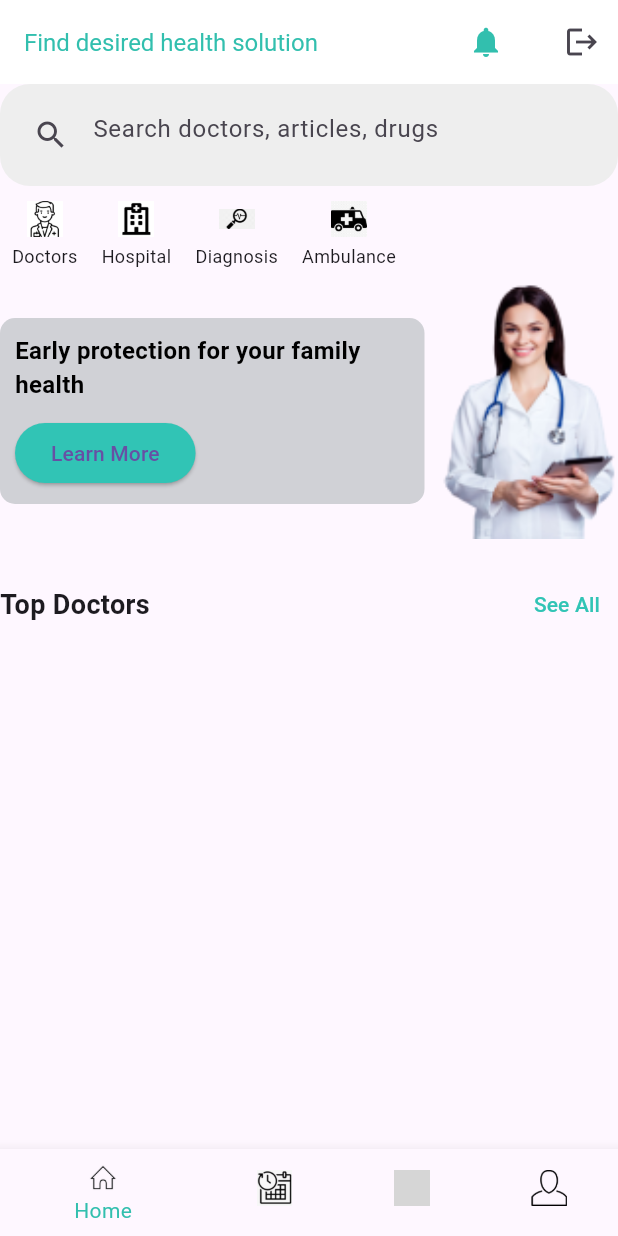
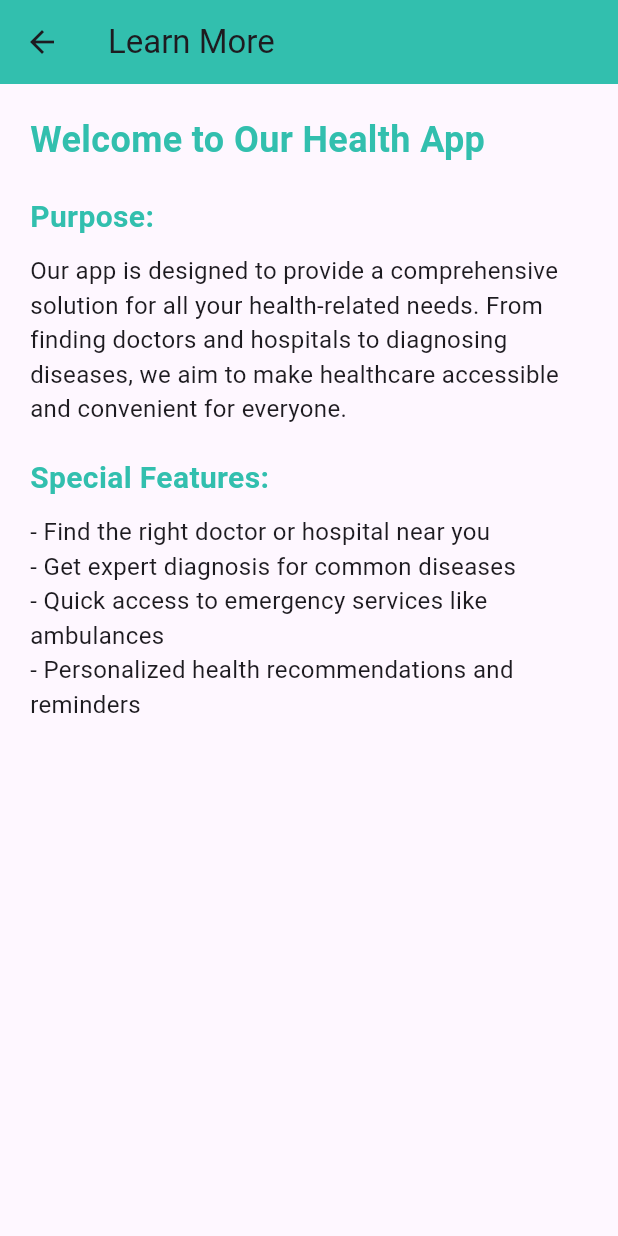
Before and after one commit to rohitvijayan1111/MEDCO, a Flutter app: the screen it shows once a user with an empty profile is signed in, after a tap on "Learn More", on a phone screen of 412 x 824 dp. Run offline on Flutter 3.47's test engine with Material 3 defaults, Android fonts, the light colour scheme and no system bars; our stand-ins replace animated_splash_screen, cloud_firestore, firebase_auth, firebase_core, loading_animation_widget; missing offline and left inert: tflite_flutter; accounts and stored records are empty; grey boxes are pictures that could not be loaded.

Commit message:
schedule, profile, home

```diff
--- /dev/null
+++ b/lib/Patient Pages/LearnmorePage.dart
@@ -0,0 +1,66 @@
+import 'package:flutter/material.dart';
+
+class LearnMorePage extends StatelessWidget {
+  const LearnMorePage({Key? key}) : super(key: key);
+
+  @override
+  Widget build(BuildContext context) {
+    return Scaffold(
+      appBar: AppBar(
+        title: Text('Learn More'),
+        backgroundColor: Color(0xFF32BFAE),
+      ),
+      body: Padding(
+        padding: const EdgeInsets.all(20.0),
+        child: Column(
+          crossAxisAlignment: CrossAxisAlignment.start,
+          children: [
+            Text(
+              'Welcome to Our Health App',
+              style: TextStyle(
+                fontSize: 24,
+                fontWeight: FontWeight.bold,
+                color: Color(0xFF32BFAE),
+              ),
+            ),
+            SizedBox(height: 20),
+            Text(
+              'Purpose:',
+              style: TextStyle(
+                fontSize: 20,
+                fontWeight: FontWeight.bold,
+                color: Color(0xFF32BFAE),
+              ),
+            ),
+            SizedBox(height: 10),
+            Text(
+              'Our app is designed to provide a comprehensive solution for all your health-related needs. From finding doctors and hospitals to diagnosing diseases, we aim to make healthcare accessible and convenient for everyone.',
+              style: TextStyle(
+                fontSize: 16,
+              ),
+            ),
+            SizedBox(height: 20),
+            Text(
+              'Special Features:',
+              style: TextStyle(
+                fontSize: 20,
+                fontWeight: FontWeight.bold,
+                color: Color(0xFF32BFAE),
+              ),
+            ),
+            SizedBox(height: 10),
+            Text(
+              '- Find the right doctor or hospital near you\n'
+              '- Get expert diagnosis for common diseases\n'
+              '- Quick access to emergency services like ambulances\n'
+              '- Personalized health recommendations and reminders\n',
+              style: TextStyle(
+                fontSize: 16,
+              ),
+            ),
+          ],
+        ),
+      ),
+    );
+  }
+}
--- a/lib/Patient Pages/home.dart
+++ b/lib/Patient Pages/home.dart
@@ -1,14 +1,17 @@
+import 'package:flutter/material.dart';
 import 'package:firebase_auth/firebase_auth.dart';
-import 'package:flutter/material.dart';
 import 'package:pdl/Common/Diseases/diabetes.dart';
-import 'package:pdl/Patient%20Pages/doctorspage.dart';
 import 'package:pdl/Patient%20Pages/ambulancepage.dart';
 import 'package:pdl/Patient%20Pages/doctortile.dart';
 import 'package:pdl/Patient%20Pages/hospitalpage.dart';
 import 'package:pdl/Patient%20Pages/patientdoctorlistingpage.dart';
+import 'package:pdl/Patient%20Pages/schedule.dart';
+import 'package:pdl/Patient%20Pages/LearnmorePage.dart';
+import 'package:pdl/Patient%20Pages/ProfilePage.dart'; // Import the ProfilePage
 
 class HomePage extends StatelessWidget {
-  const HomePage({super.key});
+  const HomePage({Key? key});
+
   void signUserOut() {
     if (FirebaseAuth.instance.currentUser != null) {
       FirebaseAuth.instance.signOut();
@@ -23,7 +26,9 @@ class HomePage extends StatelessWidget {
       appBar: AppBar(
         backgroundColor: Colors.white,
         elevation: 0,
-        actions: [IconButton(onPressed: signUserOut, icon: Icon(Icons.logout))],
+        actions: [
+          IconButton(onPressed: signUserOut, icon: Icon(Icons.logout))
+        ],
         title: Row(
           children: [
             Expanded(
@@ -37,9 +42,7 @@ class HomePage extends StatelessWidget {
             ),
             IconButton(
               icon: Icon(Icons.notifications),
-              onPressed: () {
-                // Handle notification tap
-              },
+              onPressed: () {},
               color: Color(0xFF32BFAE),
             ),
           ],
@@ -67,10 +70,8 @@ class HomePage extends StatelessWidget {
             child: Column(
               crossAxisAlignment: CrossAxisAlignment.start,
               children: [
-                SingleChildScrollView(
-                  scrollDirection: Axis.horizontal,
-                  child: Row(
-                    mainAxisAlignment: MainAxisAlignment.spaceBetween,
+                Row(
+                  mainAxisAlignment: MainAxisAlignment.spaceEvenly,
                   children: [
                     HealthButton(
                       iconAsset: 'assets/doctors.png',
@@ -79,7 +80,8 @@ class HomePage extends StatelessWidget {
                         Navigator.push(
                           context,
                           MaterialPageRoute(
-                                builder: (context) => PatientDoctorListing()),
+                            builder: (context) => PatientDoctorListing(),
+                          ),
                         );
                       },
                     ),
@@ -90,7 +92,8 @@ class HomePage extends StatelessWidget {
                         Navigator.push(
                           context,
                           MaterialPageRoute(
-                                builder: (context) => HospitalPage()),
+                            builder: (context) => HospitalPage(),
+                          ),
                         );
                       },
                     ),
@@ -101,7 +104,8 @@ class HomePage extends StatelessWidget {
                         Navigator.push(
                           context,
                           MaterialPageRoute(
-                                builder: (context) => DiabetesDetect()),
+                            builder: (context) => DiabetesDetect(),
+                          ),
                         );
                       },
                     ),
@@ -112,12 +116,12 @@ class HomePage extends StatelessWidget {
                         Navigator.push(
                           context,
                           MaterialPageRoute(
-                                builder: (context) => AmbulancePage()),
+                            builder: (context) => AmbulancePage(),
+                          ),
                         );
                       },
                     ),
                   ],
-                  ),
                 ),
                 SizedBox(height: 10),
                 Row(
@@ -144,11 +148,17 @@ class HomePage extends StatelessWidget {
                             ),
                             SizedBox(height: 10),
                             ElevatedButton(
-                              onPressed: () {},
+                              onPressed: () {
+                                Navigator.push(
+                                  context,
+                                  MaterialPageRoute(
+                                    builder: (context) => LearnMorePage(),
+                                  ),
+                                );
+                              },
                               child: Text('Learn More'),
                               style: ElevatedButton.styleFrom(
-                                backgroundColor:
-                                    Color.fromARGB(255, 49, 196, 181),
+                                backgroundColor: Color(0xFF32BFAE),
                               ),
                             ),
                           ],
@@ -181,7 +191,8 @@ class HomePage extends StatelessWidget {
                         Navigator.push(
                           context,
                           MaterialPageRoute(
-                              builder: (context) => DoctorsPage()),
+                            builder: (context) => PatientDoctorListing(),
+                          ),
                         );
                       },
                       child: Text(
@@ -194,7 +205,6 @@ class HomePage extends StatelessWidget {
                   ],
                 ),
                 DoctorsList(),
-                // Add your list of top doctors here
               ],
             ),
           ),
@@ -221,7 +231,28 @@ class HomePage extends StatelessWidget {
         ],
         currentIndex: 0,
         selectedItemColor: Color(0xFF32BFAE),
-        onTap: (int index) {},
+        onTap: (int index) {
+          if (index == 1) {
+            Navigator.push(
+              context,
+              MaterialPageRoute(
+                builder: (context) => SchedulePage(userId: FirebaseAuth.instance.currentUser!.uid),
+              ),
+            );
+          } else if (index == 3) { // Navigate to ProfilePage when Profile icon is tapped
+          Navigator.push(
+  context,
+  MaterialPageRoute(
+    builder: (context) => ProfilePage(
+      userId: FirebaseAuth.instance.currentUser!.uid,
+      collectionName: 'Doctors', // Or 'Patients' based on the user type
+      isDoctor: true, // Or false based on the user type
+    ),
+  ),
+);
+
+          }
+        },
       ),
     );
   }
```
Also changed, not shown: lib/Patient Pages/ProfilePage.dart (added, +97 -0 lines), lib/Patient Pages/schedule.dart (added, +112 -0 lines), lib/heartdisease.dart (added, +215 -0 lines), lib/resultheart.dart (added, +36 -0 lines), assets/heart.png (added), pubspec.lock, 1 other file. Lines whose indentation alone changed are shown as unchanged.
